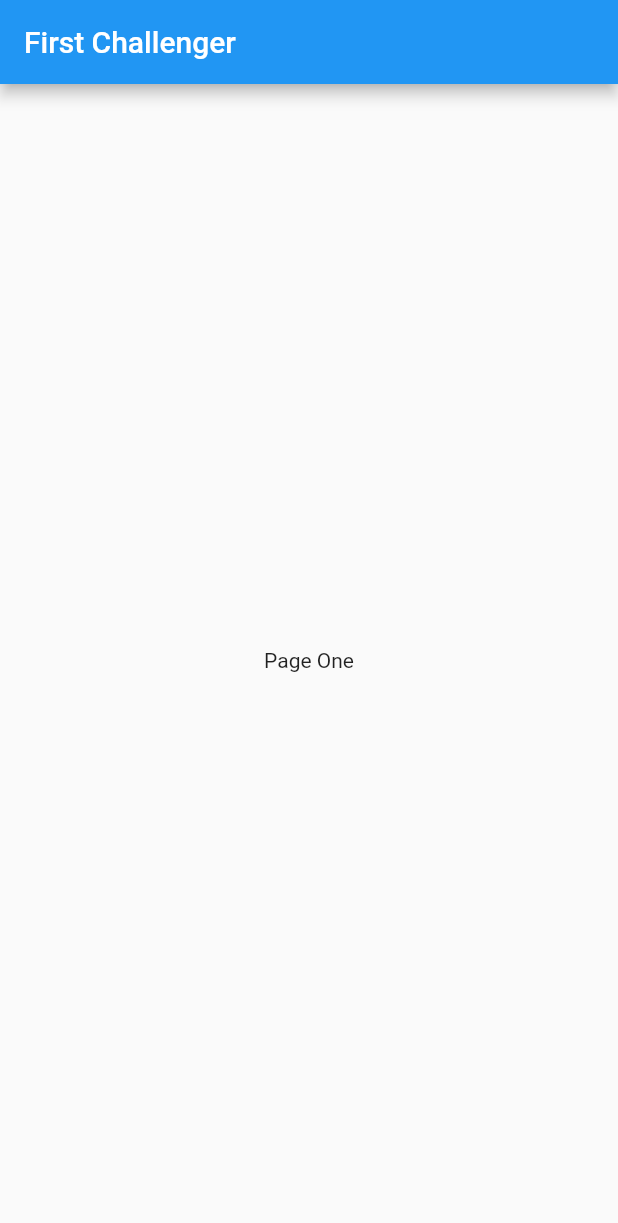
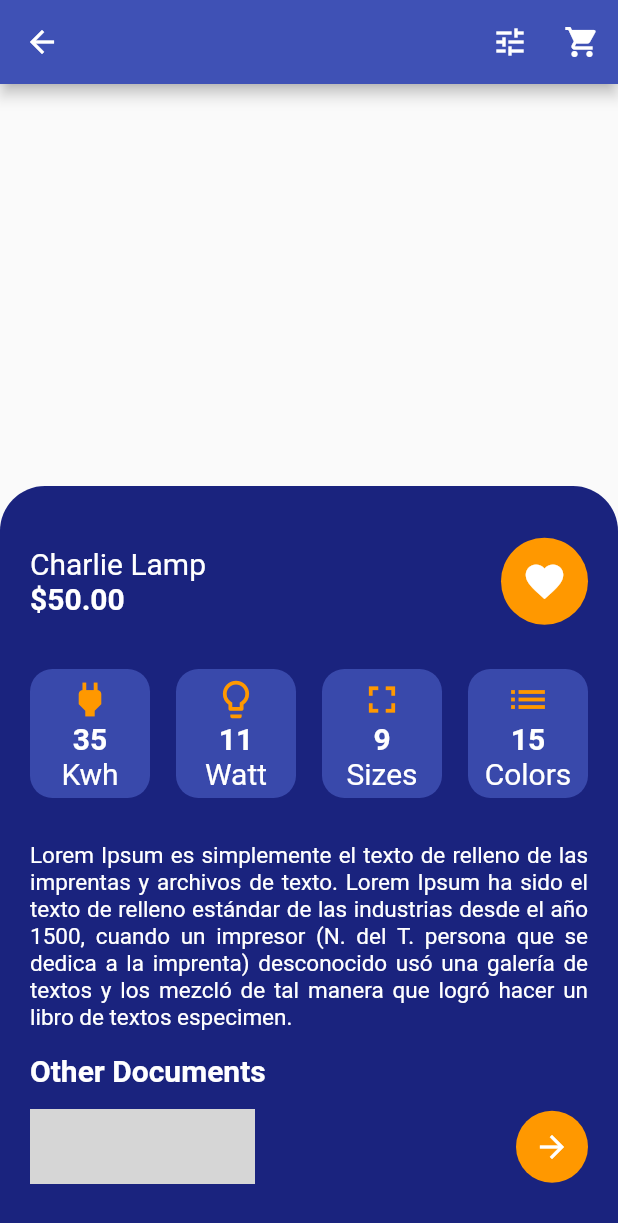
Before and after one commit to josemayazo/flutter_reto_1, a Flutter app: the screen it shows after launch, on a phone screen of 412 x 824 dp. Shown: the top 1223 px of the screen. Run offline on Flutter 3.47's test engine with Material 2 defaults, Android fonts, the phone set to English and light mode, and no system bars; network calls fail; grey boxes are pictures that could not be loaded.

Commit message:
Primera vista lista

```diff
--- a/lib/main.dart
+++ b/lib/main.dart
@@ -12,7 +12,7 @@ class MyApp extends StatelessWidget {
     return MaterialApp(
       title: 'First Challenger',
       theme: ThemeData(
-        primarySwatch: Colors.blue,
+        primarySwatch: Colors.indigo,
       ),
       home: PageOne()
     );
--- a/lib/pageOne.dart
+++ b/lib/pageOne.dart
@@ -1,14 +1,164 @@
+import 'dart:math';
+
 import 'package:flutter/material.dart';
 
-class PageOne extends StatelessWidget{
+class PageOne extends StatelessWidget {
   @override
-  Widget build(BuildContext context){
+  Widget build(BuildContext context) {
     return Scaffold(
       appBar: AppBar(
-        title: Text('First Challenger'),
+        leading: BackButton(
+          onPressed: () {
+            Navigator.pop(context);
+          },
+        ),
+        actions: <Widget>[
+          IconButton(
+            icon: Icon(Icons.tune),
+            onPressed: () {},
+          ),
+          IconButton(
+            icon: Icon(Icons.shopping_cart),
+            onPressed: () {},
+          )
+        ],
       ),
-      body: Center(
-        child: Text('Page One'),
+      body: BodyPage(),
+    );
+  }
+}
+
+class BodyPage extends StatelessWidget {
+  @override
+  Widget build(
+    BuildContext context,
+  ) {
+    return Column(
+      mainAxisAlignment: MainAxisAlignment.spaceBetween,
+      children: <Widget>[
+      Container(width: double.infinity, height: 100),
+      Container(
+        padding: const EdgeInsets.all(20.0),
+        decoration: BoxDecoration(
+          color: Colors.indigo[900],
+          borderRadius: BorderRadius.only(
+            topLeft: Radius.circular(30),
+            topRight: Radius.circular(30),
+          ),
+        ),
+        height: 500,
+        width: double.infinity,
+        child: BodyContent(),
+      ),
+    ]);
+  }
+
+  Widget BodyContent() {
+    return Column(
+      mainAxisAlignment: MainAxisAlignment.spaceEvenly,
+      crossAxisAlignment: CrossAxisAlignment.start,
+      children: [
+      Row(
+        mainAxisAlignment: MainAxisAlignment.spaceBetween,
+        children: [
+        Column(crossAxisAlignment: CrossAxisAlignment.start, children: [
+          Text("Charlie Lamp",style: TextStyle(fontSize: 20, color: Colors.white)),
+          Text("\$50.00",
+              textAlign: TextAlign.justify,
+              style: TextStyle(
+                color: Colors.white,
+                fontSize: 20,
+                fontWeight: FontWeight.bold,
+              )),
+        ]),
+        Container(
+            padding: const EdgeInsets.all(5.0),
+            decoration: BoxDecoration(
+              color: Colors.orange,
+              borderRadius: BorderRadius.all(Radius.circular(30)),
+            ),
+            child: IconButton(
+              iconSize: 30,
+              onPressed: null,
+              icon: Icon(
+                Icons.favorite,
+                color: Colors.white,
+              ),
+            )),
+      ]),
+      Row(mainAxisAlignment: MainAxisAlignment.spaceBetween, children: [
+        CardOptions(Icons.power, "35", "Kwh"),
+        CardOptions(Icons.lightbulb_outline, "11", "Watt"),
+        CardOptions(Icons.fullscreen, "9", "Sizes"),
+        CardOptions(Icons.list, "15", "Colors"),
+      ]),
+      Text(
+        "Lorem Ipsum es simplemente el texto de relleno de las imprentas y archivos de texto. Lorem Ipsum ha sido el texto de relleno estándar de las industrias desde el año 1500, cuando un impresor (N. del T. persona que se dedica a la imprenta) desconocido usó una galería de textos y los mezcló de tal manera que logró hacer un libro de textos especimen.",
+        textAlign: TextAlign.justify,
+        style: TextStyle(color: Colors.white, fontSize: 15),
+      ),
+      Text(
+        "Other Documents",
+        textAlign: TextAlign.start,
+        style: TextStyle(
+            color: Colors.white, fontSize: 20, fontWeight: FontWeight.bold),
+      ),
+      Row(
+        mainAxisAlignment: MainAxisAlignment.spaceBetween,
+        children: [
+        Container(
+          child: Row(
+            children: [
+              imageView("https://th.bing.com/th/id/R.f27a671a602c0aadc3173b8c25d68709?rik=sPDrRz9CPlq8fg&riu=http%3a%2f%2fgumps.scene7.com%2fis%2fimage%2fGumps%2f156530_is%3f%24PAP%24&ehk=Dv%2bgT6EU%2fpaLvvoCSbXd3AeEs4kBFaC0AnPR97mqJQ8%3d&risl=&pid=ImgRaw&r=0"),
+              imageView("https://th.bing.com/th/id/OIP.WTNL4uykEIS9RfQPnDMEaAHaLH?pid=ImgDet&rs=1"),
+              imageView("https://adobeinteriors.com/image/cache/catalog/lighting/lamps/durango-table-lamp-9-910x1155-product_popup.jpg"),
+            ]
+          )
+        ),
+        Container(
+          decoration: BoxDecoration(
+            color: Colors.orange,
+            borderRadius: BorderRadius.all(Radius.circular(30)),
+          ),
+          child: IconButton(
+            icon: Icon(
+              Icons.arrow_forward,
+              color: Colors.white
+            ),
+            onPressed: null,
+          ),
+        )
+      ],)
+    ]);
+  }
+
+  Widget CardOptions(IconData icon, String number, String unity) {
+    return Container(
+        width: 80,
+        decoration: BoxDecoration(
+          color: Colors.indigo[600],
+          borderRadius: BorderRadius.all(Radius.circular(15)),
+        ),
+        padding: const EdgeInsets.all(5.0),
+        margin: const EdgeInsets.only(top: 15.0, bottom: 15.0),
+        child: Column(children: [
+          Icon(icon, size: 30, color: Colors.orange),
+          Text(number,
+              style: TextStyle(
+                  fontSize: 20,
+                  color: Colors.white,
+                  fontWeight: FontWeight.bold)),
+          Text(unity, style: TextStyle(fontSize: 20, color: Colors.white)),
+        ]));
+  }
+
+  Widget imageView(String url) {
+    return ClipOval(
+      child: Image.network(
+        url,
+        width: 50,
+        height: 50,
+        fit: BoxFit.cover,
       ),
     );
   }
```
